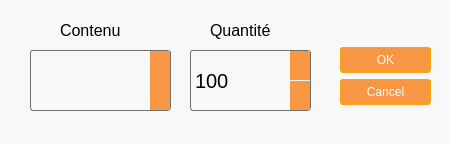
Nico-GYW/cocktail_machine, file RaspberryPi/GUI/ingredientCardDialog.ui: the form before one commit.
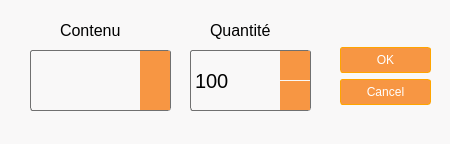
The form after the commit. Icons and pictures are not drawn.

```diff
--- a/RaspberryPi/GUI/ingredientCardDialog.ui
+++ b/RaspberryPi/GUI/ingredientCardDialog.ui
@@ -17,7 +17,8 @@
    <string notr="true">font-family: &quot;CoconPro&quot;;
 background-color: #F9F8F8;
 border-radius: 15px;
-color: black; /* Définit la couleur du texte à noir */</string>
+color: black; /* Définit la couleur du texte à noir */
+border: 2px black;</string>
   </property>
   <widget class="QLabel" name="label">
    <property name="geometry">
@@ -61,7 +62,7 @@
 QComboBox::drop-down {
     background-color: #F79643; /* Couleur de fond de la flèche déroulante (même que le fond) */
     border: 0px solid #707070; /* Bordure de la flèche déroulante en noir */
-    width: 20px; /* Largeur de la flèche déroulante de 20px */
+    width: 30px; /* Largeur de la flèche déroulante de 20px */
 	margin-right: 0px; /* Marge à droite de la flèche déroulante */
 }
 
@@ -115,7 +116,7 @@
 
 QSpinBox::up-button, QSpinBox::down-button {
     background-color: #F79643; /* Couleur de fond des boutons d'incrémentation/décrémentation */
-    width: 20px; /* Largeur des boutons */
+    width: 30px; /* Largeur des boutons */
     border: 0px solid #707070; /* Bordure des boutons en noir */
 	margin: 0px; /* Marge des boutons */
 }
```
